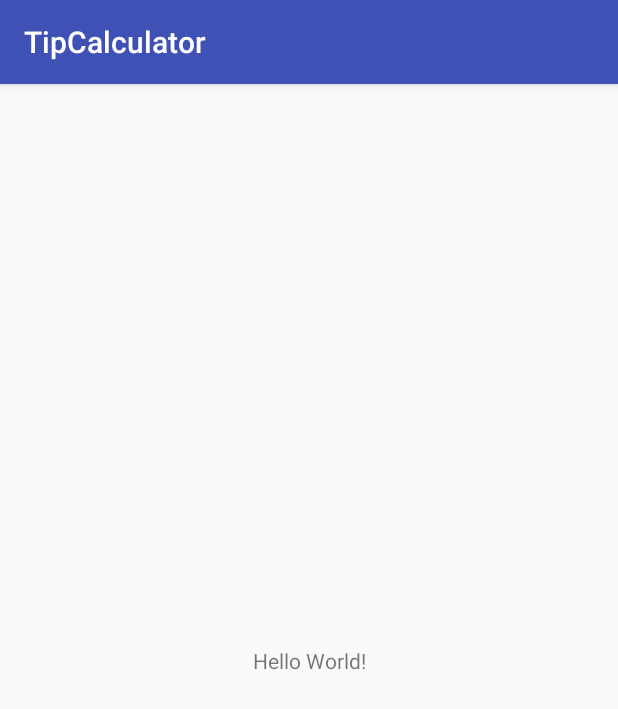
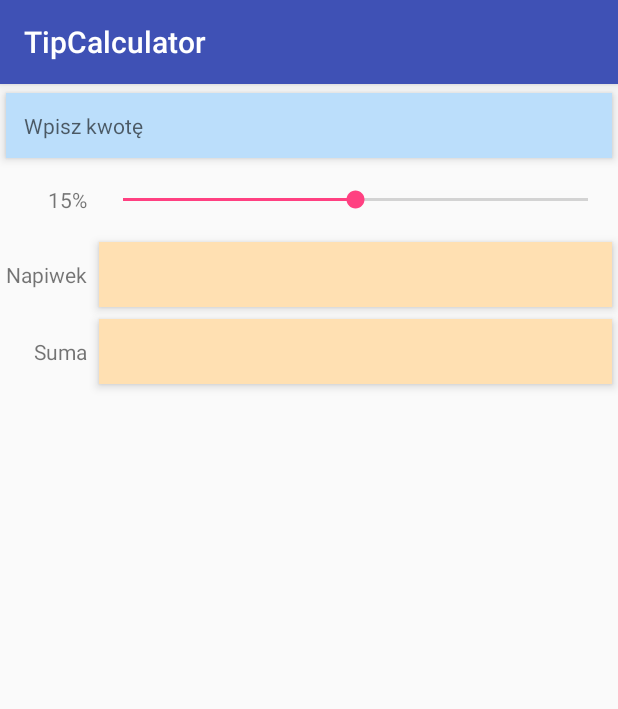
Before and after one commit to MartaPiatek/TipCalculator, an Android app: the screen it shows after launch (MainActivity), on a phone screen of 412 x 824 dp. Shown: the top 709 px of the screen. Run offline under Robolectric (Android 15) with nearby library versions, the phone set to English and light mode, and no system bars.

Commit message:
Stworzenie głównego widoku aplikacji

```diff
--- a/app/src/main/res/layout/activity_main.xml
+++ b/app/src/main/res/layout/activity_main.xml
@@ -1,19 +1,89 @@
 <?xml version="1.0" encoding="utf-8"?>
-<android.support.constraint.ConstraintLayout
+<GridLayout
     xmlns:android="http://schemas.android.com/apk/res/android"
     xmlns:app="http://schemas.android.com/apk/res-auto"
     xmlns:tools="http://schemas.android.com/tools"
     android:layout_width="match_parent"
     android:layout_height="match_parent"
+    android:columnCount="2"
+    android:useDefaultMargins="true"
     tools:context="pl.martapiatek.tipcalculator.MainActivity">
 
-    <TextView
+    <EditText
+        android:id="@+id/amountEditText"
         android:layout_width="wrap_content"
         android:layout_height="wrap_content"
-        android:text="Hello World!"
-        app:layout_constraintBottom_toBottomOf="parent"
-        app:layout_constraintLeft_toLeftOf="parent"
-        app:layout_constraintRight_toRightOf="parent"
-        app:layout_constraintTop_toTopOf="parent"/>
+        android:layout_column="0"
+        android:layout_columnSpan="2"
+        android:digits="0123456789"
+        android:ems="10"
 
-</android.support.constraint.ConstraintLayout>
+        android:inputType="number"
+        android:maxLength="6"/>
+
+    <TextView
+        android:id="@+id/amountTextView"
+        android:layout_width="wrap_content"
+        android:layout_height="wrap_content"
+        android:layout_column="0"
+        android:layout_columnSpan="2"
+        android:layout_gravity="fill_horizontal"
+        android:layout_row="0"
+        android:background="@color/amount_background"
+        android:elevation="@dimen/elevation"
+        android:hint="@string/enter_amount"
+        android:padding="@dimen/textview_padding"/>
+
+    <TextView
+        android:id="@+id/percentTextView"
+        android:layout_width="wrap_content"
+        android:layout_height="wrap_content"
+        android:layout_column="0"
+        android:layout_columnSpan="1"
+        android:layout_gravity="center_vertical|right"
+        android:text="@string/tip_percentage"/>
+
+    <SeekBar
+        android:id="@+id/percentSeekBar"
+        android:layout_width="wrap_content"
+        android:layout_height="@dimen/seekbar_height"
+        android:layout_gravity="fill_horizontal"
+        android:max="30"
+        android:progress="15"/>
+
+    <TextView
+        android:id="@+id/tipLabelTextView"
+        android:layout_width="wrap_content"
+        android:layout_height="wrap_content"
+        android:layout_gravity="right"
+        android:text="@string/tip"/>
+
+    <TextView
+        android:id="@+id/tipTextView"
+        android:layout_width="wrap_content"
+        android:layout_height="wrap_content"
+        android:layout_column="1"
+        android:layout_gravity="fill_horizontal"
+        android:background="@color/result_background"
+        android:elevation="@dimen/elevation"
+        android:gravity="center"
+        android:padding="@dimen/textview_padding"/>
+
+    <TextView
+        android:id="@+id/totalLabelTextView"
+        android:layout_width="wrap_content"
+        android:layout_height="wrap_content"
+        android:layout_gravity="right"
+        android:text="@string/total"/>
+
+    <TextView
+        android:id="@+id/totalTextView"
+        android:layout_width="wrap_content"
+        android:layout_height="wrap_content"
+        android:layout_gravity="fill_horizontal"
+        android:background="@color/result_background"
+        android:elevation="@dimen/elevation"
+        android:gravity="center"
+        android:padding="@dimen/textview_padding"/>
+
+</GridLayout>
--- a/app/src/main/res/values/colors.xml
+++ b/app/src/main/res/values/colors.xml
@@ -3,4 +3,6 @@
     <color name="colorPrimary">#3F51B5</color>
     <color name="colorPrimaryDark">#303F9F</color>
     <color name="colorAccent">#FF4081</color>
+    <color name="amount_background">#bbdefb</color>
+    <color name="result_background">#ffe0b2</color>
 </resources>
--- /dev/null
+++ b/app/src/main/res/values/dimens.xml
@@ -0,0 +1,6 @@
+<?xml version="1.0" encoding="utf-8"?>
+<resources>
+    <dimen name="textview_padding">12dp</dimen>
+    <dimen name="elevation">4dp</dimen>
+    <dimen name="seekbar_height">40dp</dimen>
+</resources>
--- a/app/src/main/res/values/strings.xml
+++ b/app/src/main/res/values/strings.xml
@@ -1,3 +1,7 @@
 <resources>
     <string name="app_name">TipCalculator</string>
+    <string name="enter_amount">Wpisz kwotę</string>
+    <string name="tip_percentage">15%</string>
+    <string name="tip">Napiwek</string>
+    <string name="total">Suma</string>
 </resources>
```
